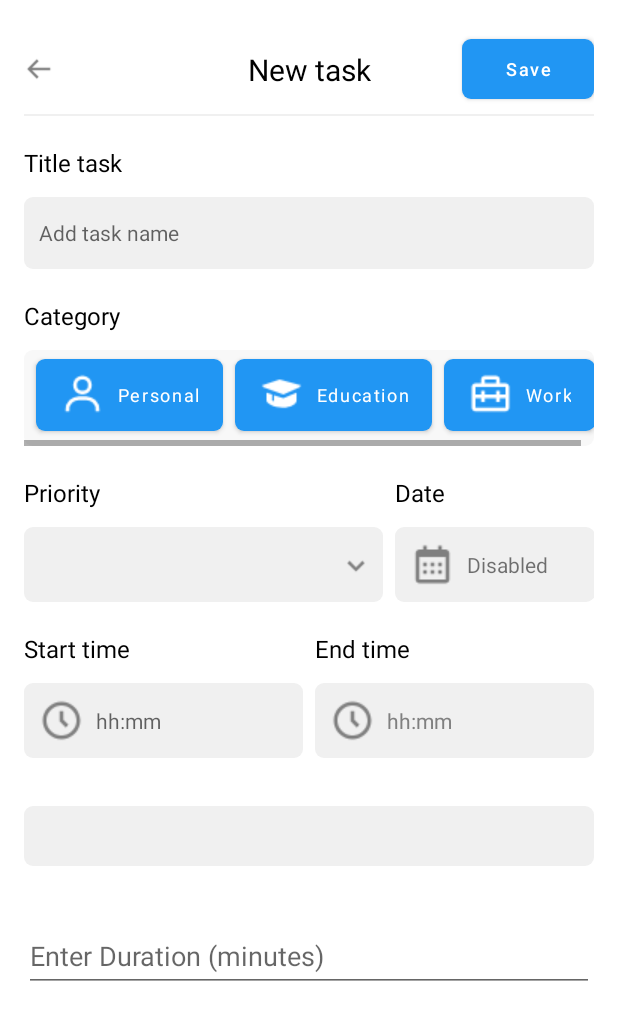
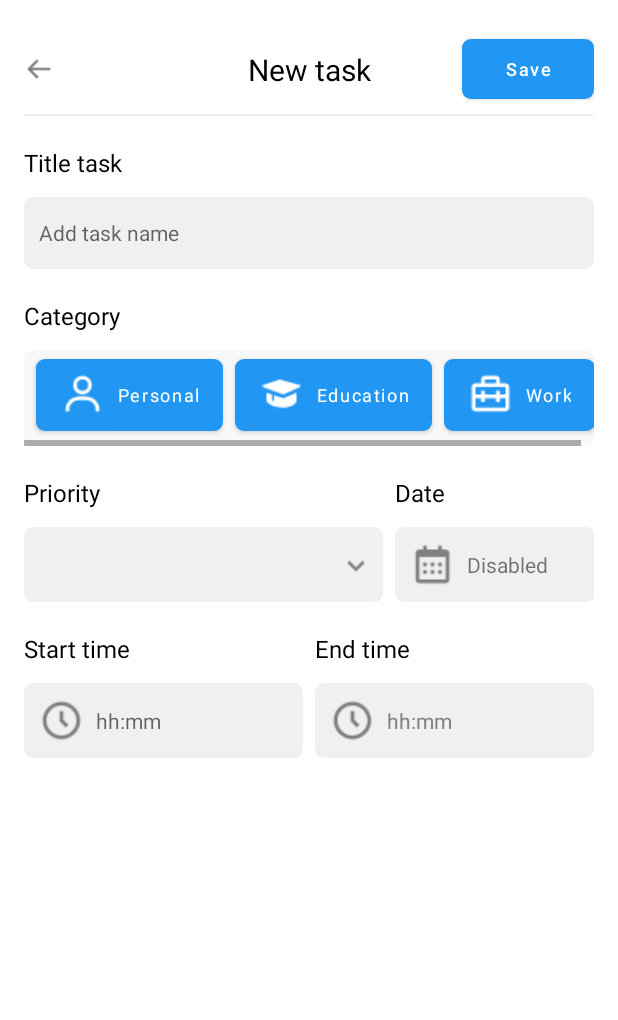
Before and after one commit to LeQNha/DACN1_ToTasks, an Android app: the layout fragment_add_task_dialog.xml on its own in the app's theme, with its tools: preview values and no code run, on a phone screen of 412 x 824 dp. Shown: the top 1020 px of the screen. Run offline under Robolectric (Android 15) with nearby library versions, the light colour scheme and no system bars.

Commit message:
task with userid, add new task to dataset

```diff
--- a/ToTasksApp/app/src/main/java/com/example/totasks/models/Task.kt
+++ b/ToTasksApp/app/src/main/java/com/example/totasks/models/Task.kt
@@ -15,7 +15,8 @@ data class Task (
     var StartTime: String = "",
     var EndTimeInMinute: Int = 0,
     var EndTime: String = "",
-    var Done: Boolean = false
+    var Done: Boolean = false,
+    var UserId: String = ""
 ):Parcelable
 //{
 
--- a/ToTasksApp/app/src/main/java/com/example/totasks/viewmodels/TaskViewModel.kt
+++ b/ToTasksApp/app/src/main/java/com/example/totasks/viewmodels/TaskViewModel.kt
@@ -10,7 +10,7 @@ import kotlinx.coroutines.launch
 
 class TaskViewModel(val taskRepository: TaskRepository) : ViewModel() {
 
-    val _predictedTask = MutableLiveData<Task>()
+    val _predictedTask = MutableLiveData<Task?>()
     var _tasks: MutableLiveData<List<Task>> = MutableLiveData()
 
     fun predictTaskSchedule(task: Task) = viewModelScope.launch {
--- a/ToTasksApp/app/src/main/res/layout/fragment_add_task_dialog.xml
+++ b/ToTasksApp/app/src/main/res/layout/fragment_add_task_dialog.xml
@@ -207,18 +207,6 @@
         app:layout_constraintTop_toBottomOf="@id/dateTitle"
         app:layout_constraintWidth_percent="0.35" />
 
-    <EditText
-        android:id="@+id/taskDurationEditText"
-        android:layout_width="0dp"
-        android:layout_height="48dp"
-        android:layout_marginTop="212dp"
-        android:hint="Enter Duration (minutes)"
-        android:inputType="text"
-        app:layout_constraintEnd_toEndOf="parent"
-        app:layout_constraintHorizontal_bias="0.0"
-        app:layout_constraintStart_toStartOf="parent"
-        app:layout_constraintTop_toBottomOf="@id/taskDayEditText" />
-
     <TextView
         android:id="@+id/priorityTitle"
         android:layout_width="0dp"
@@ -335,17 +323,6 @@
         </LinearLayout>
     </android.widget.HorizontalScrollView>
 
-    <Spinner
-        android:id="@+id/taskTypeSpinner"
-        android:layout_width="0dp"
-        android:layout_height="40dp"
-        android:layout_marginTop="32dp"
-        android:background="@drawable/rounded_border"
-        app:layout_constraintEnd_toEndOf="parent"
-        app:layout_constraintHorizontal_bias="1.0"
-        app:layout_constraintStart_toStartOf="parent"
-        app:layout_constraintTop_toBottomOf="@+id/taskEndTimeEditText" />
-
     <View
         android:id="@+id/view"
         android:layout_width="match_parent"
```
Also changed, not shown: ToTasksApp/app/src/main/java/com/example/totasks/repositories/TaskScheduleRepository.kt (+76 -2 lines), ToTasksApp/app/src/main/java/com/example/totasks/ui/TasksSchedulePrototype.kt (+24 -42 lines), ToTasksApp/app/src/main/java/com/example/totasks/ui/activities/TaskDetailsActivity.kt (+21 -2 lines), ToTasksApp/app/src/main/java/com/example/totasks/ui/fragments/AddTaskDialogFragment.kt (+31 -9 lines), ToTasksApp/app/src/main/java/com/example/totasks/viewmodels/TaskScheduleViewModel.kt (+12 -0 lines), 2 other files.
